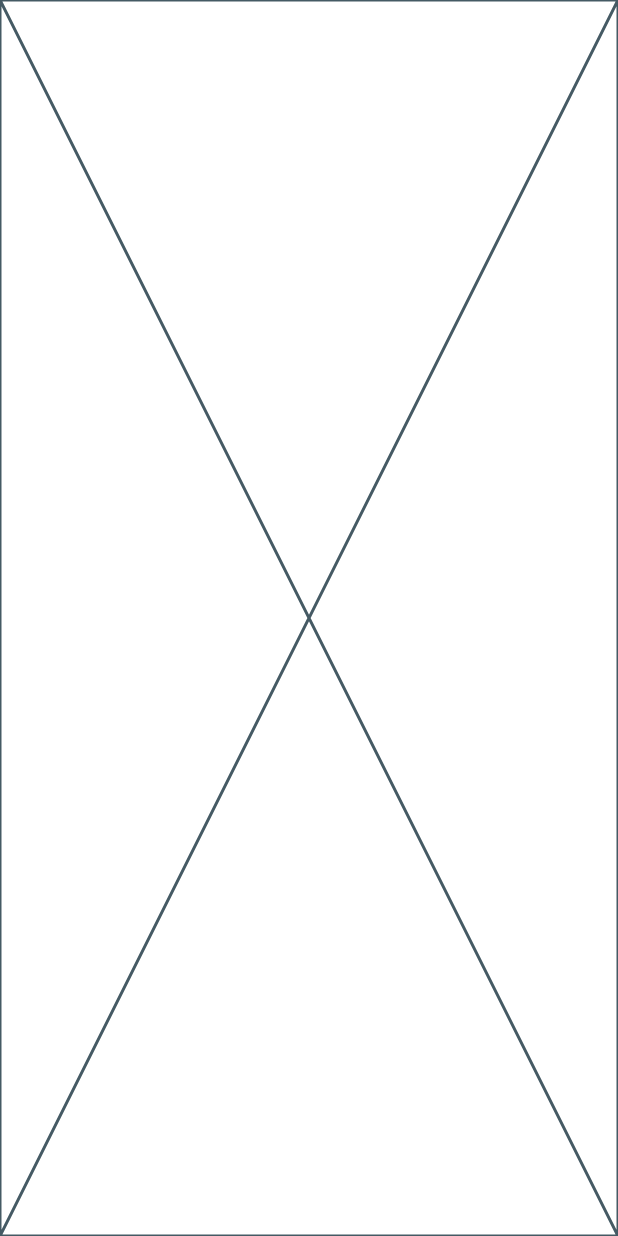
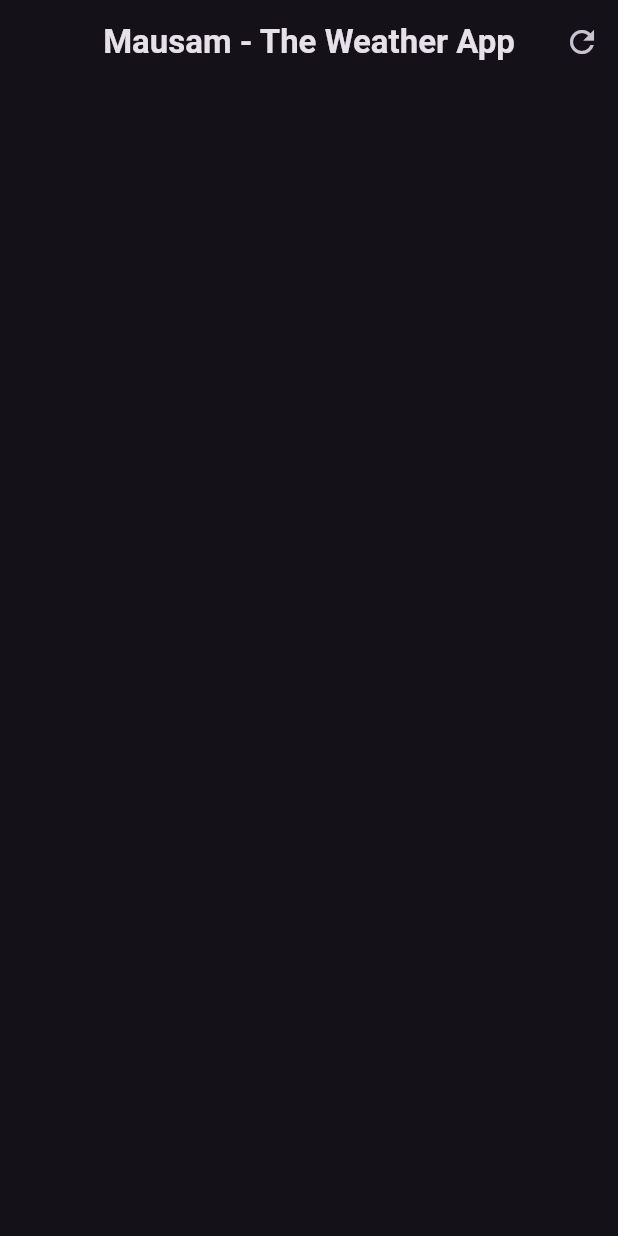
Before and after one commit to divyaanshupal/MAUSAM---Weather-Apk, a Flutter app: the screen it shows after launch, on a phone screen of 412 x 824 dp. Run offline on Flutter 3.47's test engine with Material 3 defaults, Android fonts, the phone set to English and light mode, and no system bars.

Commit message:
made some changes in code

```diff
--- a/lib/main.dart
+++ b/lib/main.dart
@@ -11,6 +11,8 @@ class MyApp extends StatelessWidget {
   @override
   Widget build(BuildContext context) {
     return MaterialApp(
+      debugShowCheckedModeBanner: false,
+      theme: ThemeData.dark(useMaterial3: true),
       home:const WeatherScreen(),
     );
   }
--- a/lib/weather_screen.dart
+++ b/lib/weather_screen.dart
@@ -5,6 +5,32 @@ class WeatherScreen extends StatelessWidget {
 
   @override
   Widget build(BuildContext context) {
-    return const Placeholder();
+    return Scaffold(
+      appBar: AppBar(
+        title: const Text("Mausam - The Weather App", style: TextStyle(
+          fontWeight: FontWeight.bold,
+           ),
+
+          ),
+          centerTitle: true,
+          actions:  [
+
+            IconButton(onPressed: (){
+
+            },
+            icon: const Icon(Icons.refresh))
+          ],
+      ),
+
+      //here search section will come to search a city
+
+      //main card
+      body: Column(
+        children: [
+          //main card
+        ],
+      ),
+
+    );
   }
 }
```
